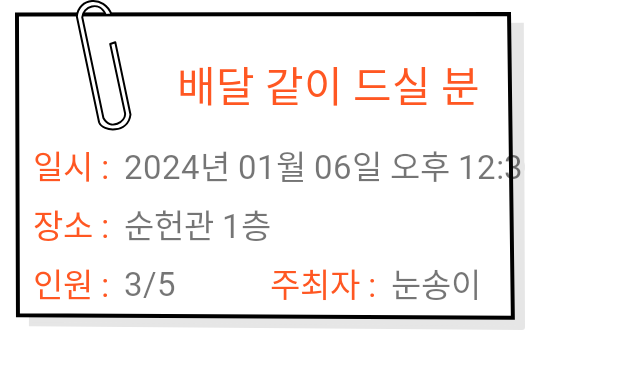
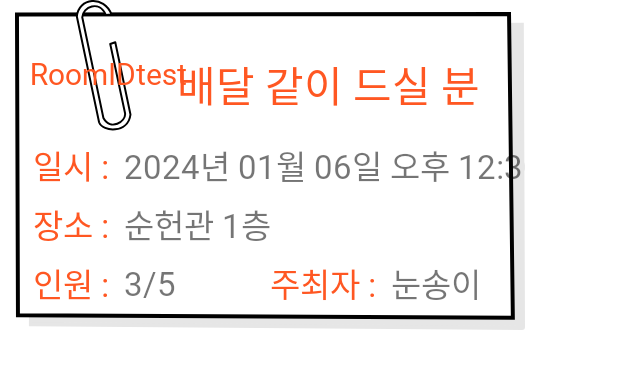
Before and after one commit to suhwankim03/madcamp_week2, an Android app: the layout myroom_cardview.xml on its own in the app's theme, with its tools: preview values and no code run, on a phone screen of 412 x 824 dp. Shown: the top 369 px of the screen. Run offline under Robolectric (Android 15) with nearby library versions, the phone set to English and light mode, and no system bars.

Commit message:
Join Room 기능 구현
Join Room 기능 구현

```diff
--- a/app/src/main/java/com/example/findfriend/ui/FindRoom/FindRoomAdapter.kt
+++ b/app/src/main/java/com/example/findfriend/ui/FindRoom/FindRoomAdapter.kt
@@ -28,7 +28,7 @@ class FindRoomAdapter(val findRoomList: MutableList<FindRoomDataModel?>):
     inner class ViewHolder(itemView: View) : RecyclerView.ViewHolder(itemView) {
 
 
-        //val roomID: ImageView = itemView.findViewById(R.id.gallery_imageView)
+        val roomID: TextView = itemView.findViewById(R.id.roomID)
         //val roomDetail: ImageView = itemView.findViewById(R.id.gallery_imageView)
         val roomName: TextView = itemView.findViewById(R.id.roomName)
         val limTime: TextView = itemView.findViewById(R.id.limTime)
@@ -54,6 +54,7 @@ class FindRoomAdapter(val findRoomList: MutableList<FindRoomDataModel?>):
 
     override fun onBindViewHolder(holder: ViewHolder, position: Int) {
         val findRoomModel = findRoomList[position]
+        holder.roomID.text = findRoomModel?.roomId.toString()
         holder.roomName.text = findRoomModel?.roomName
         holder.limTime.text = findRoomModel?.limTime.toString()
         holder.location.text = findRoomModel?.location
@@ -63,6 +64,7 @@ class FindRoomAdapter(val findRoomList: MutableList<FindRoomDataModel?>):
 
         holder.itemView.setOnClickListener {
             val intent = Intent(holder.itemView?.context, JoinRoomActivity::class.java )
+            intent.putExtra("roomID","${holder.roomID.text}")
             intent.putExtra("roomName","${holder.roomName.text}")
             intent.putExtra("limTime","${holder.limTime.text}")
             intent.putExtra("location","${holder.location.text}")
--- a/app/src/main/java/com/example/findfriend/ui/RoomService.kt
+++ b/app/src/main/java/com/example/findfriend/ui/RoomService.kt
@@ -26,4 +26,10 @@ interface RoomService {
         @Body addroom: addRoom
     ) : Call<addRoomResponse>
 
+    @Headers("Content-Type: application/json")
+    @POST("/join")
+    fun requestJoinRoom(
+        @Body joinroom: joinRoom
+    ) : Call<joinRoomResponse>
+
 }
--- a/app/src/main/res/layout/myroom_cardview.xml
+++ b/app/src/main/res/layout/myroom_cardview.xml
@@ -30,6 +30,20 @@
                 app:layout_constraintLeft_toLeftOf="parent"
                 app:layout_constraintRight_toRightOf="parent"
                 android:background="@drawable/memo_background"/>
+
+            <TextView
+                android:id="@+id/roomID"
+                android:layout_width="wrap_content"
+                android:layout_height="wrap_content"
+                android:fontFamily="@font/kyobohandwriting2019"
+                android:textSize="20dp"
+                android:gravity="left"
+                android:textColor="@color/carrot"
+                android:layout_marginLeft="20dp"
+                app:layout_constraintLeft_toLeftOf="parent"
+                app:layout_constraintTop_toTopOf="parent"
+                android:layout_marginTop="35dp"
+                android:text="RoomIDtest"/>
 
             <TextView
                 android:id="@+id/roomName"
```
Also changed, not shown: app/src/main/java/com/example/findfriend/JoinRoomActivity.kt (+39 -0 lines), app/src/main/java/com/example/findfriend/ui/Signup.kt (+9 -0 lines), app/src/main/res/layout/activity_join_room.xml (+11 -0 lines).
